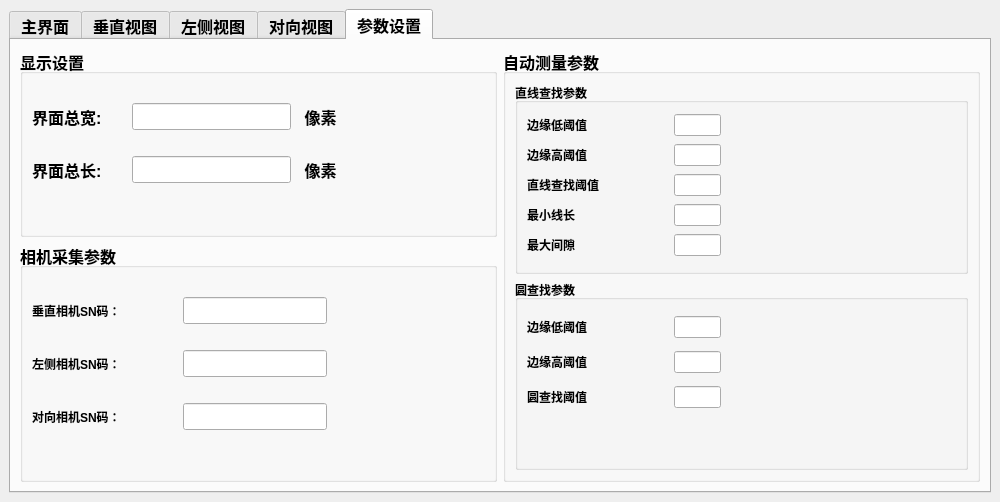
Above: mainwindow.ui from NicoleKJ9721/MutiCamApp before the change. Below: the same form after it.
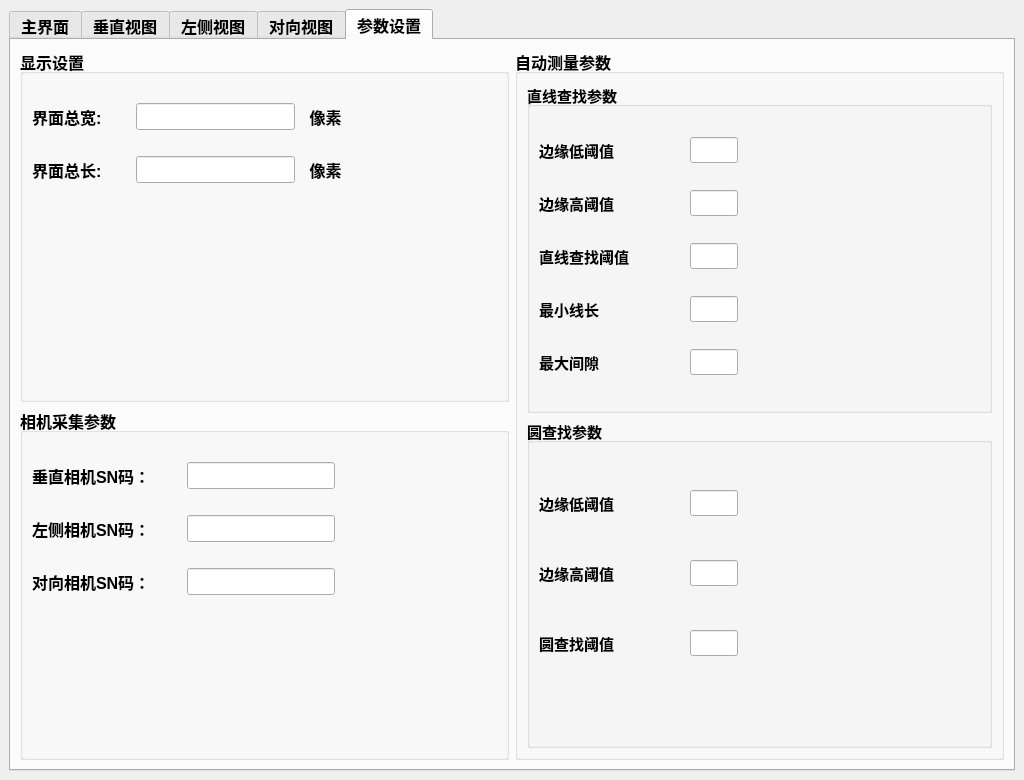
That is the form after the change. The open tabs and pages were chosen to show the change.

Commit message: 自适应田字格

Patch:
```diff
--- a/mainwindow.ui
+++ b/mainwindow.ui
@@ -6,8 +6,8 @@
    <rect>
     <x>0</x>
     <y>0</y>
-    <width>1000</width>
-    <height>502</height>
+    <width>1024</width>
+    <height>780</height>
    </rect>
   </property>
   <property name="sizePolicy">
@@ -18,8 +18,8 @@
   </property>
   <property name="minimumSize">
    <size>
-    <width>500</width>
-    <height>300</height>
+    <width>512</width>
+    <height>390</height>
    </size>
   </property>
   <property name="maximumSize">
@@ -2130,7 +2130,7 @@
               <widget class="QLabel" name="label_10">
                <property name="font">
                 <font>
-                 <pointsize>9</pointsize>
+                 <pointsize>12</pointsize>
                  <weight>75</weight>
                  <bold>true</bold>
                 </font>
@@ -2208,7 +2208,7 @@
               <widget class="QLabel" name="label_8">
                <property name="font">
                 <font>
-                 <pointsize>9</pointsize>
+                 <pointsize>12</pointsize>
                  <weight>75</weight>
                  <bold>true</bold>
                 </font>
@@ -2260,7 +2260,7 @@
               <widget class="QLabel" name="label_12">
                <property name="font">
                 <font>
-                 <pointsize>9</pointsize>
+                 <pointsize>12</pointsize>
                  <weight>75</weight>
                  <bold>true</bold>
                 </font>
@@ -2332,7 +2332,7 @@
             <widget class="QGroupBox" name="groupBox_34">
              <property name="font">
               <font>
-               <pointsize>9</pointsize>
+               <pointsize>11</pointsize>
                <weight>75</weight>
                <bold>true</bold>
               </font>
@@ -2345,6 +2345,13 @@
                <layout class="QHBoxLayout" name="horizontalLayout_18" stretch="3,1,5">
                 <item>
                  <widget class="QLabel" name="label_28">
+                  <property name="font">
+                   <font>
+                    <pointsize>11</pointsize>
+                    <weight>75</weight>
+                    <bold>true</bold>
+                   </font>
+                  </property>
                   <property name="text">
                    <string>边缘低阈值</string>
                   </property>
@@ -2354,7 +2361,15 @@
                  </widget>
                 </item>
                 <item>
-                 <widget class="QLineEdit" name="ledCannyLineLow"/>
+                 <widget class="QLineEdit" name="ledCannyLineLow">
+                  <property name="font">
+                   <font>
+                    <pointsize>11</pointsize>
+                    <weight>75</weight>
+                    <bold>true</bold>
+                   </font>
+                  </property>
+                 </widget>
                 </item>
                 <item>
                  <spacer name="horizontalSpacer_12">
@@ -2375,6 +2390,13 @@
                <layout class="QHBoxLayout" name="horizontalLayout_24" stretch="3,1,5">
                 <item>
                  <widget class="QLabel" name="label_27">
+                  <property name="font">
+                   <font>
+                    <pointsize>11</pointsize>
+                    <weight>75</weight>
+                    <bold>true</bold>
+                   </font>
+                  </property>
                   <property name="text">
                    <string>边缘高阈值</string>
                   </property>
@@ -2384,7 +2406,15 @@
                  </widget>
                 </item>
                 <item>
-                 <widget class="QLineEdit" name="ledCannyLineHigh"/>
+                 <widget class="QLineEdit" name="ledCannyLineHigh">
+                  <property name="font">
+                   <font>
+                    <pointsize>11</pointsize>
+                    <weight>75</weight>
+                    <bold>true</bold>
+                   </font>
+                  </property>
+                 </widget>
                 </item>
                 <item>
                  <spacer name="horizontalSpacer_13">
@@ -2405,6 +2435,13 @@
                <layout class="QHBoxLayout" name="horizontalLayout_25" stretch="3,1,5">
                 <item>
                  <widget class="QLabel" name="label_26">
+                  <property name="font">
+                   <font>
+                    <pointsize>11</pointsize>
+                    <weight>75</weight>
+                    <bold>true</bold>
+                   </font>
+                  </property>
                   <property name="text">
                    <string>直线查找阈值</string>
                   </property>
@@ -2415,6 +2452,13 @@
                 </item>
                 <item>
                  <widget class="QLineEdit" name="ledLineDetThreshold">
+                  <property name="font">
+                   <font>
+                    <pointsize>11</pointsize>
+                    <weight>75</weight>
+                    <bold>true</bold>
+                   </font>
+                  </property>
                   <property name="text">
                    <string/>
                   </property>
@@ -2439,6 +2483,13 @@
                <layout class="QHBoxLayout" name="horizontalLayout_26" stretch="3,1,5">
                 <item>
                  <widget class="QLabel" name="label_29">
+                  <property name="font">
+                   <font>
+                    <pointsize>11</pointsize>
+                    <weight>75</weight>
+                    <bold>true</bold>
+                   </font>
+                  </property>
                   <property name="text">
                    <string>最小线长</string>
                   </property>
@@ -2449,6 +2500,13 @@
                 </item>
                 <item>
                  <widget class="QLineEdit" name="ledLineDetMinLength">
+                  <property name="font">
+                   <font>
+                    <pointsize>11</pointsize>
+                    <weight>75</weight>
+                    <bold>true</bold>
+                   </font>
+                  </property>
                   <property name="text">
                    <string/>
                   </property>
@@ -2473,6 +2531,13 @@
                <layout class="QHBoxLayout" name="horizontalLayout_27" stretch="3,1,5">
                 <item>
                  <widget class="QLabel" name="label_25">
+                  <property name="font">
+                   <font>
+                    <pointsize>11</pointsize>
+                    <weight>75</weight>
+                    <bold>true</bold>
+                   </font>
+                  </property>
                   <property name="text">
                    <string>最大间隙</string>
                   </property>
@@ -2483,6 +2548,13 @@
                 </item>
                 <item>
                  <widget class="QLineEdit" name="ledLineDetMaxGap">
+                  <property name="font">
+                   <font>
+                    <pointsize>11</pointsize>
+                    <weight>75</weight>
+                    <bold>true</bold>
+                   </font>
+                  </property>
                   <property name="text">
                    <string/>
                   </property>
@@ -2510,7 +2582,7 @@
             <widget class="QGroupBox" name="groupBox_35">
              <property name="font">
               <font>
-               <pointsize>9</pointsize>
+               <pointsize>11</pointsize>
                <weight>75</weight>
                <bold>true</bold>
               </font>
@@ -2523,6 +2595,13 @@
                <layout class="QHBoxLayout" name="horizontalLayout_28" stretch="3,1,5">
                 <item>
                  <widget class="QLabel" name="label_3">
+                  <property name="font">
+                   <font>
+                    <pointsize>11</pointsize>
+                    <weight>75</weight>
+                    <bold>true</bold>
+                   </font>
+                  </property>
                   <property name="text">
                    <string>边缘低阈值</string>
                   </property>
@@ -2532,7 +2611,15 @@
                  </widget>
                 </item>
                 <item>
-                 <widget class="QLineEdit" name="ledCannyCircleLow"/>
+                 <widget class="QLineEdit" name="ledCannyCircleLow">
+                  <property name="font">
+                   <font>
+                    <pointsize>11</pointsize>
+                    <weight>75</weight>
+                    <bold>true</bold>
+                   </font>
+                  </property>
+                 </widget>
                 </item>
                 <item>
                  <spacer name="horizontalSpacer_17">
@@ -2553,6 +2640,13 @@
                <layout class="QHBoxLayout" name="horizontalLayout_29" stretch="3,1,5">
                 <item>
                  <widget class="QLabel" name="label_21">
+                  <property name="font">
+                   <font>
+                    <pointsize>11</pointsize>
+                    <weight>75</weight>
+                    <bold>true</bold>
+                   </font>
+                  </property>
                   <property name="text">
                    <string>边缘高阈值</string>
                   </property>
@@ -2562,7 +2656,15 @@
                  </widget>
                 </item>
                 <item>
-                 <widget class="QLineEdit" name="ledCannyCircleHigh"/>
+                 <widget class="QLineEdit" name="ledCannyCircleHigh">
+                  <property name="font">
+                   <font>
+                    <pointsize>11</pointsize>
+                    <weight>75</weight>
+                    <bold>true</bold>
+                   </font>
+                  </property>
+                 </widget>
                 </item>
                 <item>
                  <spacer name="horizontalSpacer_18">
@@ -2583,6 +2685,13 @@
                <layout class="QHBoxLayout" name="horizontalLayout_30" stretch="3,1,5">
                 <item>
                  <widget class="QLabel" name="label_22">
+                  <property name="font">
+                   <font>
+                    <pointsize>11</pointsize>
+                    <weight>75</weight>
+                    <bold>true</bold>
+                   </font>
+                  </property>
                   <property name="text">
                    <string>圆查找阈值</string>
                   </property>
@@ -2593,6 +2702,13 @@
                 </item>
                 <item>
                  <widget class="QLineEdit" name="ledCircleDetParam2">
+                  <property name="font">
+                   <font>
+                    <pointsize>11</pointsize>
+                    <weight>75</weight>
+                    <bold>true</bold>
+                   </font>
+                  </property>
                   <property name="text">
                    <string/>
                   </property>
```
The commit also changes 1 other file.
